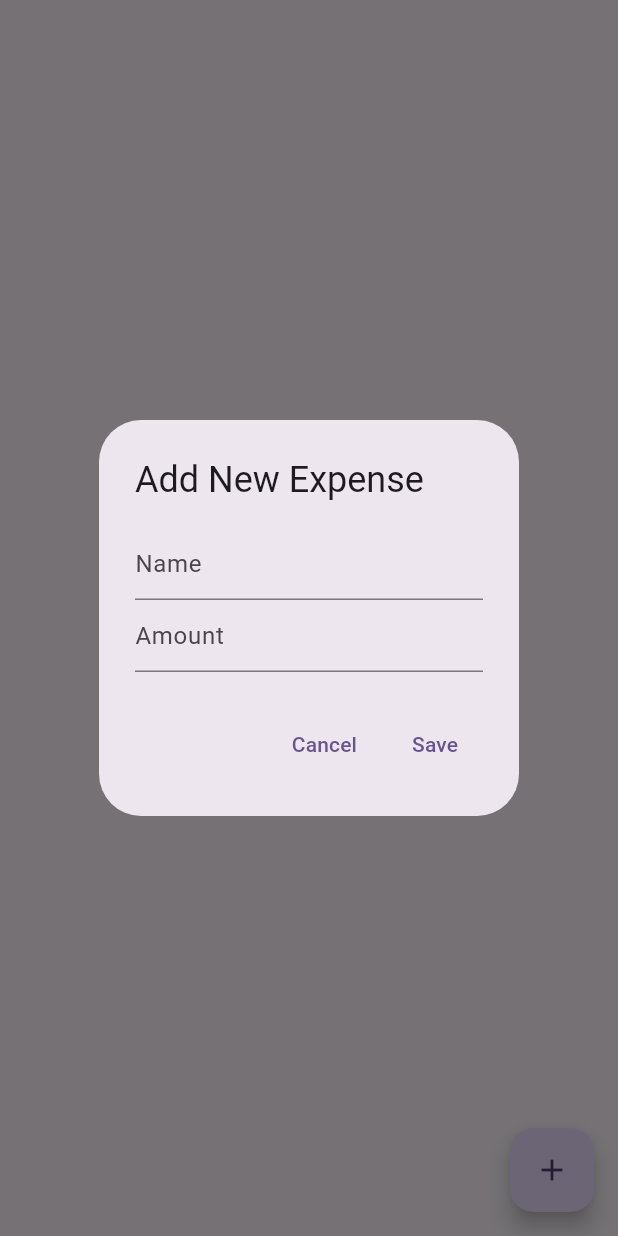
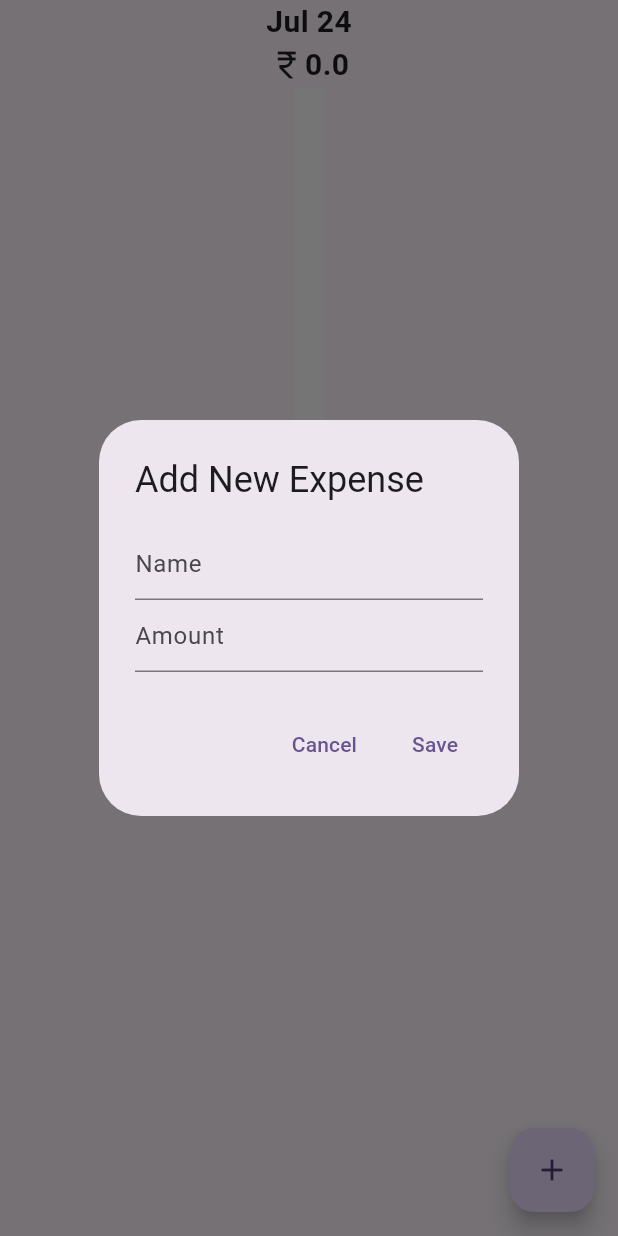
Before and after one commit to saalim199/expense_tracker_app, a Flutter app: the screen it shows after launch, after a tap on the "add" icon, on a phone screen of 412 x 824 dp. Run offline on Flutter 3.47's test engine with Material 3 defaults, Android fonts, the phone set to English and light mode, and no system bars; drawn by our look-alikes of fl_chart; our stand-ins replace flutter_bloc, flutter_slidable, isar; accounts and stored records are empty; generated files the repository leaves out were written again.

Commit message:
chore: Add fl_chart and intl dependencies and some other features

```diff
--- /dev/null
+++ b/lib/bloc/expense bloc/expense_bloc.dart
@@ -0,0 +1,96 @@
+import 'package:expense_tracker_app/data/provider/data_provider.dart';
+import 'package:expense_tracker_app/model/expense.dart';
+import 'package:flutter/foundation.dart';
+import 'package:flutter_bloc/flutter_bloc.dart';
+
+part 'expense_event.dart';
+part 'expense_state.dart';
+
+class ExpenseBloc extends Bloc<ExpenseEvent, ExpenseState> {
+  ExpenseBloc() : super(ExpenseInitial()) {
+    on<CreateExpense>((event, emit) async {
+      emit(ExpenseLoading());
+      try {
+        await DataProvider().createNewExpense(event.newExpense);
+        final expenses = await DataProvider()
+            .getExpensesByMonth(DateTime.now().year, DateTime.now().month);
+        final totalExpense = expenses.fold<double>(
+            0, (previousValue, element) => previousValue + element.amount);
+        emit(ExpenseLoaded(
+          expenses: expenses,
+          totalExpense: totalExpense,
+          month: DateTime.now().month,
+          year: DateTime.now().year,
+        ));
+      } catch (e) {
+        emit(ExpenseError(e.toString()));
+      }
+    });
+
+    // on<ReadAllExpenses>((event, emit) async {
+    //   emit(ExpenseLoading());
+    //   try {
+    //     emit(ExpenseLoaded(expenses: await DataProvider().getAllExpenses()));
+    //   } catch (e) {
+    //     emit(ExpenseError(e.toString()));
+    //   }
+    // });
+
+    on<UpdateExpense>((event, emit) async {
+      emit(ExpenseLoading());
+      try {
+        await DataProvider()
+            .updateExpense(event.expense.id, event.updatedExpense);
+        final expenses = await DataProvider().getExpensesByMonth(
+            event.expense.date.year, event.expense.date.month);
+        final totalExpense = expenses.fold<double>(
+            0, (previousValue, element) => previousValue + element.amount);
+        emit(ExpenseLoaded(
+          expenses: expenses,
+          totalExpense: totalExpense,
+          month: event.expense.date.month,
+          year: event.expense.date.year,
+        ));
+      } catch (e) {
+        emit(ExpenseError(e.toString()));
+      }
+    });
+
+    on<DeleteExpense>((event, emit) async {
+      emit(ExpenseLoading());
+      try {
+        await DataProvider().deleteExpense(event.expense.id);
+        final expenses = await DataProvider().getExpensesByMonth(
+            event.expense.date.year, event.expense.date.month);
+        final totalExpense = expenses.fold<double>(
+            0, (previousValue, element) => previousValue + element.amount);
+        emit(ExpenseLoaded(
+          expenses: expenses,
+          totalExpense: totalExpense,
+          month: event.expense.date.month,
+          year: event.expense.date.year,
+        ));
+      } catch (e) {
+        emit(ExpenseError(e.toString()));
+      }
+    });
+
+    on<ReadMonthExpesnes>((event, emit) async {
+      emit(ExpenseLoading());
+      try {
+        final expenses =
+            await DataProvider().getExpensesByMonth(event.year, event.month);
+        final totalExpense = expenses.fold<double>(
+            0, (previousValue, element) => previousValue + element.amount);
+        emit(ExpenseLoaded(
+          expenses: expenses,
+          totalExpense: totalExpense,
+          month: event.month,
+          year: event.year,
+        ));
+      } catch (e) {
+        emit(ExpenseError(e.toString()));
+      }
+    });
+  }
+}
--- /dev/null
+++ b/lib/bloc/expense bloc/expense_event.dart
@@ -0,0 +1,31 @@
+part of 'expense_bloc.dart';
+
+@immutable
+sealed class ExpenseEvent {}
+
+class CreateExpense extends ExpenseEvent {
+  final Expense newExpense;
+
+  CreateExpense(this.newExpense);
+}
+
+// class ReadAllExpenses extends ExpenseEvent {}
+
+class UpdateExpense extends ExpenseEvent {
+  final Expense expense;
+  final Expense updatedExpense;
+
+  UpdateExpense({required this.expense, required this.updatedExpense});
+}
+
+class DeleteExpense extends ExpenseEvent {
+  final Expense expense;
+
+  DeleteExpense({required this.expense});
+}
+
+class ReadMonthExpesnes extends ExpenseEvent {
+  final int year;
+  final int month;
+  ReadMonthExpesnes({required this.year, required this.month});
+}
--- a/lib/bloc/expense_state.dart
+++ b/lib/bloc/expense bloc/expense_state.dart
@@ -9,8 +9,14 @@ final class ExpenseLoading extends ExpenseState {}
 
 final class ExpenseLoaded extends ExpenseState {
   final List<Expense> expenses;
-
-  ExpenseLoaded({required this.expenses});
+  final double totalExpense;
+  final int month;
+  final int year;
+  ExpenseLoaded(
+      {required this.month,
+      required this.year,
+      required this.totalExpense,
+      required this.expenses});
 }
 
 final class ExpenseError extends ExpenseState {
--- a/lib/bloc/expense_bloc.dart
+++ /dev/null
@@ -1,50 +0,0 @@
-import 'package:expense_tracker_app/data/provider/data_provider.dart';
-import 'package:expense_tracker_app/model/expense.dart';
-import 'package:flutter/foundation.dart';
-import 'package:flutter_bloc/flutter_bloc.dart';
-
-part 'expense_event.dart';
-part 'expense_state.dart';
-
-class ExpenseBloc extends Bloc<ExpenseEvent, ExpenseState> {
-  ExpenseBloc() : super(ExpenseInitial()) {
-    on<CreateExpense>((event, emit) async {
-      emit(ExpenseLoading());
-      try {
-        await DataProvider().createNewExpense(event.newExpense);
-        emit(ExpenseLoaded(expenses: await DataProvider().getAllExpenses()));
-      } catch (e) {
-        emit(ExpenseError(e.toString()));
-      }
-    });
-
-    on<ReadAllExpenses>((event, emit) async {
-      emit(ExpenseLoading());
-      try {
-        emit(ExpenseLoaded(expenses: await DataProvider().getAllExpenses()));
-      } catch (e) {
-        emit(ExpenseError(e.toString()));
-      }
-    });
-
-    on<UpdateExpense>((event, emit) async {
-      emit(ExpenseLoading());
-      try {
-        await DataProvider().updateExpense(event.id, event.updatedExpense);
-        emit(ExpenseLoaded(expenses: await DataProvider().getAllExpenses()));
-      } catch (e) {
-        emit(ExpenseError(e.toString()));
-      }
-    });
-
-    on<DeleteExpense>((event, emit) async {
-      emit(ExpenseLoading());
-      try {
-        await DataProvider().deleteExpense(event.id);
-        emit(ExpenseLoaded(expenses: await DataProvider().getAllExpenses()));
-      } catch (e) {
-        emit(ExpenseError(e.toString()));
-      }
-    });
-  }
-}
--- a/lib/bloc/expense_event.dart
+++ /dev/null
@@ -1,25 +0,0 @@
-part of 'expense_bloc.dart';
-
-@immutable
-sealed class ExpenseEvent {}
-
-class CreateExpense extends ExpenseEvent {
-  final Expense newExpense;
-
-  CreateExpense(this.newExpense);
-}
-
-class ReadAllExpenses extends ExpenseEvent {}
-
-class UpdateExpense extends ExpenseEvent {
-  final int id;
-  final Expense updatedExpense;
-
-  UpdateExpense({required this.id, required this.updatedExpense});
-}
-
-class DeleteExpense extends ExpenseEvent {
-  final int id;
-
-  DeleteExpense({required this.id});
-}
--- /dev/null
+++ b/lib/bloc/graph bloc/graph_bloc.dart
@@ -0,0 +1,22 @@
+import 'package:expense_tracker_app/data/provider/data_provider.dart';
+import 'package:flutter_bloc/flutter_bloc.dart';
+import 'package:flutter/foundation.dart';
+
+part 'graph_event.dart';
+part 'graph_state.dart';
+
+class GraphBloc extends Bloc<GraphEvent, GraphState> {
+  GraphBloc() : super(GraphInitial()) {
+    on<GetGraphData>((event, emit) async {
+      emit(GraphLoading());
+      try {
+        final monthlyTotal = await DataProvider().calculateMonthlyTotal();
+        final startMonth = await DataProvider().getStartMonth();
+        final startYear = await DataProvider().getStartYear();
+        emit(GraphLoaded(monthlyTotal, startMonth, startYear));
+      } catch (e) {
+        emit(GraphError(e.toString()));
+      }
+    });
+  }
+}
--- /dev/null
+++ b/lib/bloc/graph bloc/graph_event.dart
@@ -0,0 +1,6 @@
+part of 'graph_bloc.dart';
+
+@immutable
+sealed class GraphEvent {}
+
+class GetGraphData extends GraphEvent {}
--- /dev/null
+++ b/lib/bloc/graph bloc/graph_state.dart
@@ -0,0 +1,22 @@
+part of 'graph_bloc.dart';
+
+@immutable
+sealed class GraphState {}
+
+final class GraphInitial extends GraphState {}
+
+final class GraphLoading extends GraphState {}
+
+final class GraphLoaded extends GraphState {
+  final Map<int, double> monthlyTotal;
+  final int startMonth;
+  final int startYear;
+
+  GraphLoaded(this.monthlyTotal, this.startMonth, this.startYear);
+}
+
+final class GraphError extends GraphState {
+  final String message;
+
+  GraphError(this.message);
+}
--- a/lib/data/provider/data_provider.dart
+++ b/lib/data/provider/data_provider.dart
@@ -20,6 +20,14 @@ class DataProvider {
     return await isar.expenses.where().findAll();
   }
 
+  Future<List<Expense>> getExpensesByMonth(int year, int month) async {
+    return await isar.expenses
+        .where()
+        .filter()
+        .dateBetween(DateTime(year, month, 1), DateTime(year, month + 1, 1))
+        .findAll();
+  }
+
   Future<void> updateExpense(int id, Expense updatedExpense) async {
     updatedExpense.id = id;
     await isar.writeTxn(() {
@@ -32,4 +40,47 @@ class DataProvider {
       return isar.expenses.delete(id);
     });
   }
+
+  Future<Map<int, double>> calculateMonthlyTotal() async {
+    final expenses = await getAllExpenses();
+    Map<int, double> monthlyTotal = {};
+    int startYear = await getStartYear();
+    for (var expense in expenses) {
+      int month = expense.date.month;
+      int year = expense.date.year;
+      if (year < startYear) {
+        continue;
+      }
+      month += (year - startYear) * 12;
+      if (!monthlyTotal.containsKey(month)) {
+        monthlyTotal[month] = 0;
+      }
+      monthlyTotal[month] = monthlyTotal[month]! + expense.amount;
+    }
+    return monthlyTotal;
+  }
+
+  Future<int> getStartMonth() async {
+    final expenses = await getAllExpenses();
+    if (expenses.isEmpty) {
+      return DateTime.now().month;
+    }
+    expenses.sort(
+      (a, b) => a.date.compareTo(b.date),
+    );
+
+    return expenses.first.date.month;
+  }
+
+  Future<int> getStartYear() async {
+    final expenses = await getAllExpenses();
+    if (expenses.isEmpty) {
+      return DateTime.now().year;
+    }
+    expenses.sort(
+      (a, b) => a.date.compareTo(b.date),
+    );
+
+    return expenses.first.date.year;
+  }
 }
--- /dev/null
+++ b/lib/graph/bar_graph.dart
@@ -0,0 +1,162 @@
+import 'package:expense_tracker_app/bloc/expense%20bloc/expense_bloc.dart';
+import 'package:expense_tracker_app/graph/individual_bar.dart';
+import 'package:fl_chart/fl_chart.dart';
+import 'package:flutter/material.dart';
+import 'package:flutter_bloc/flutter_bloc.dart';
+
+class BarGraph extends StatefulWidget {
+  final List<double> monthlySummary;
+  final int startMonth;
+  final int startYear;
+  const BarGraph(
+      {super.key,
+      required this.monthlySummary,
+      required this.startMonth,
+      required this.startYear});
+
+  @override
+  State<StatefulWidget> createState() => _BarGraphState();
+}
+
+class _BarGraphState extends State<BarGraph> {
+  List<IndividualBar> barsData = [];
+
+  Map<int, String> monthMap = {
+    0: 'Jan',
+    1: 'Feb',
+    2: 'Mar',
+    3: 'Apr',
+    4: 'May',
+    5: 'Jun',
+    6: 'Jul',
+    7: 'Aug',
+    8: 'Sep',
+    9: 'Oct',
+    10: 'Nov',
+    11: 'Dec',
+  };
+
+  void initializeBarsData() {
+    barsData = List.generate(
+      widget.monthlySummary.length,
+      (index) => IndividualBar(
+        x: index,
+        y: widget.monthlySummary[index],
+      ),
+    );
+  }
+
+  double calculateMaxValue() {
+    double max = 500;
+    widget.monthlySummary.sort();
+    if (widget.monthlySummary.isNotEmpty) {
+      max = widget.monthlySummary.last * 1.05;
+    }
+    if (max < 500) {
+      return 500;
+    } else {
+      return max;
+    }
+  }
+
+  @override
+  Widget build(BuildContext context) {
+    initializeBarsData();
+    double barWidth = 20;
+    double spaceBetweenBars = 15;
+    return SingleChildScrollView(
+      scrollDirection: Axis.horizontal,
+      child: Padding(
+        padding: const EdgeInsets.symmetric(horizontal: 25),
+        child: SizedBox(
+          width: barWidth * barsData.length +
+              spaceBetweenBars * (barsData.length - 1),
+          child: BarChart(
+            BarChartData(
+              minY: 0,
+              maxY: calculateMaxValue(),
+              gridData: const FlGridData(show: false),
+              borderData: FlBorderData(show: false),
+              titlesData: FlTitlesData(
+                show: true,
+                topTitles:
+                    const AxisTitles(sideTitles: SideTitles(showTitles: false)),
+                leftTitles:
+                    const AxisTitles(sideTitles: SideTitles(showTitles: false)),
+                rightTitles:
+                    const AxisTitles(sideTitles: SideTitles(showTitles: false)),
+                bottomTitles: AxisTitles(
+                  sideTitles: SideTitles(
+                    showTitles: true,
+                    getTitlesWidget: getBottomTitle,
+                    reservedSize: 24,
+                  ),
+                ),
+              ),
+              barGroups: barsData
+                  .map(
+                    (data) => BarChartGroupData(
+                      x: data.x,
+                      barRods: [
+                        BarChartRodData(
+                          toY: data.y,
+                          width: 20,
+                          color: Colors.grey.shade800,
+                          borderRadius: BorderRadius.circular(4),
+                          backDrawRodData: BackgroundBarChartRodData(
+                            show: true,
+                            toY: calculateMaxValue(),
+                            color: Colors.white,
+                          ),
+                        )
+                      ],
+                    ),
+                  )
+                  .toList(),
+              alignment: BarChartAlignment.center,
+              groupsSpace: spaceBetweenBars,
+              barTouchData: BarTouchData(touchTooltipData: BarTouchTooltipData(
+                getTooltipItem: (group, groupIndex, rod, rodIndex) {
+                  final month = monthMap[
+                          (group.x.toInt() + widget.startMonth - 1) % 12] ??
+                      '';
+                  final expense = rod.toY.toString();
+                  return BarTooltipItem(
+                    '$month : $expense',
+                    const TextStyle(color: Colors.red),
+                  );
+                },
+              ), touchCallback:
+                  (FlTouchEvent event, BarTouchResponse? response) {
+                if (event is FlTapUpEvent && response != null) {
+                  final monthIndex = response.spot!.touchedBarGroup.x.toInt();
+                  final month = (monthIndex + widget.startMonth) % 12;
+                  final year = ((monthIndex + widget.startMonth) ~/ 12) +
+                      widget.startYear;
+                  context
+                      .read<ExpenseBloc>()
+                      .add(ReadMonthExpesnes(year: year, month: month));
+                }
+              }),
+            ),
+          ),
+        ),
+      ),
+    );
+  }
+
+  Widget getBottomTitle(double value, TitleMeta meta) {
+    const textStyle = TextStyle(
+      color: Colors.grey,
+      fontWeight: FontWeight.bold,
+      fontSize: 14,
+    );
+    String text = monthMap[(value.toInt() + widget.startMonth - 1) % 12] ?? '';
+    return SideTitleWidget(
+        axisSide: meta.axisSide,
+        child: Text(
+          text,
+          style: textStyle,
+        ));
+  }
+}
--- /dev/null
+++ b/lib/graph/individual_bar.dart
@@ -0,0 +1,9 @@
+class IndividualBar {
+  final int x;
+  final double y;
+
+  IndividualBar({
+    required this.x,
+    required this.y,
+  });
+}
--- a/lib/main.dart
+++ b/lib/main.dart
@@ -1,4 +1,5 @@
-import 'package:expense_tracker_app/bloc/expense_bloc.dart';
+import 'package:expense_tracker_app/bloc/expense%20bloc/expense_bloc.dart';
+import 'package:expense_tracker_app/bloc/graph%20bloc/graph_bloc.dart';
 import 'package:expense_tracker_app/data/provider/data_provider.dart';
 import 'package:expense_tracker_app/presentation/screens/home_page.dart';
 import 'package:flutter/material.dart';
@@ -15,9 +16,13 @@ class MyApp extends StatelessWidget {
 
   @override
   Widget build(BuildContext context) {
-    return BlocProvider(
-      create: (context) => ExpenseBloc(),
+    return MultiBlocProvider(
+      providers: [
+        BlocProvider(create: (context) => ExpenseBloc()),
+        BlocProvider(create: (context) => GraphBloc()),
+      ],
       child: MaterialApp(
+        debugShowCheckedModeBanner: false,
         title: 'Flutter Demo',
         theme: ThemeData(
           colorScheme: ColorScheme.fromSeed(seedColor: Colors.deepPurple),
--- a/lib/presentation/screens/home_page.dart
+++ b/lib/presentation/screens/home_page.dart
@@ -1,10 +1,11 @@
-import 'dart:math';
-
-import 'package:expense_tracker_app/bloc/expense_bloc.dart';
+import 'package:expense_tracker_app/bloc/expense%20bloc/expense_bloc.dart';
+import 'package:expense_tracker_app/bloc/graph%20bloc/graph_bloc.dart';
+import 'package:expense_tracker_app/graph/bar_graph.dart';
 import 'package:expense_tracker_app/model/expense.dart';
 import 'package:expense_tracker_app/presentation/widgets/my_list_tile.dart';
 import 'package:flutter/material.dart';
 import 'package:flutter_bloc/flutter_bloc.dart';
+import 'package:intl/intl.dart';
 
 class HomePage extends StatefulWidget {
   const HomePage({super.key});
@@ -19,7 +20,9 @@ class _HomePageState extends State<HomePage> {
 
   @override
   void initState() {
-    context.read<ExpenseBloc>().add(ReadAllExpenses());
+    context.read<GraphBloc>().add(GetGraphData());
+    context.read<ExpenseBloc>().add(ReadMonthExpesnes(
+        year: DateTime.now().year, month: DateTime.now().month));
     super.initState();
   }
 
@@ -118,7 +121,7 @@ class _HomePageState extends State<HomePage> {
                 if (nameController.text.isNotEmpty &&
                     amountController.text.isNotEmpty) {
                   context.read<ExpenseBloc>().add(UpdateExpense(
-                      id: expense.id,
+                      expense: expense,
                       updatedExpense: Expense(
                         name: nameController.text,
                         amount: double.parse(amountController.text),
@@ -139,7 +142,7 @@ class _HomePageState extends State<HomePage> {
     );
   }
 
-  void openDeleteBox(int id) {
+  void openDeleteBox(Expense expense) {
     showDialog(
       context: context,
       builder: (context) => AlertDialog(
@@ -155,7 +158,7 @@ class _HomePageState extends State<HomePage> {
               backgroundColor: Colors.red,
             ),
             onPressed: () {
-              context.read<ExpenseBloc>().add(DeleteExpense(id: id));
+              context.read<ExpenseBloc>().add(DeleteExpense(expense: expense));
               Navigator.of(context).pop();
             },
             child: const Text('Delete'),
@@ -172,7 +175,79 @@ class _HomePageState extends State<HomePage> {
           onPressed: openNewExpenseBox,
           child: const Icon(Icons.add),
         ),
-      body: BlocBuilder<ExpenseBloc, ExpenseState>(
+        body: SafeArea(
+          child: Column(
+            children: [
+              BlocBuilder<ExpenseBloc, ExpenseState>(
+                builder: (context, state) {
+                  if (state is ExpenseLoaded) {
+                    return Column(
+                      children: [
+                        Text(
+                            DateFormat('MMM yy')
+                                .format(DateTime(state.year, state.month, 1)),
+                            style: const TextStyle(
+                              fontSize: 20,
+                              fontWeight: FontWeight.bold,
+                            )),
+                        Row(
+                          mainAxisAlignment: MainAxisAlignment.center,
+                          children: [
+                            const Icon(Icons.currency_rupee),
+                            Text(
+                              state.totalExpense.toString(),
+                              style: const TextStyle(
+                                fontSize: 20,
+                                fontWeight: FontWeight.bold,
+                              ),
+                            ),
+                          ],
+                        )
+                      ],
+                    );
+                  }
+                  return const SizedBox();
+                },
+              ),
+              BlocBuilder<GraphBloc, GraphState>(
+                builder: (context, state) {
+                  if (state is GraphError) {
+                    return Center(
+                      child: Text(state.message),
+                    );
+                  }
+                  if (state is GraphLoading) {
+                    return const Center(
+                      child: CircularProgressIndicator(),
+                    );
+                  }
+                  if (state is GraphLoaded) {
+                    int startMonth = state.startMonth;
+                    int startYear = state.startYear;
+                    int currentMonth = DateTime.now().month;
+                    int currentYear = DateTime.now().year;
+
+                    int monthCount = (currentYear - startYear) * 12 +
+                        currentMonth -
+                        startMonth +
+                        1;
+                    final monthlyTotal = state.monthlyTotal;
+                    List<double> monthlySummary = List.generate(monthCount,
+                        (index) => monthlyTotal[startMonth + index] ?? 0.0);
+                    return SizedBox(
+                      height: 250,
+                      child: BarGraph(
+                        monthlySummary: monthlySummary,
+                        startMonth: startMonth,
+                        startYear: startYear,
+                      ),
+                    );
+                  }
+                  return const SizedBox();
+                },
+              ),
+              Expanded(
+                child: BlocBuilder<ExpenseBloc, ExpenseState>(
                   builder: (context, state) {
                     if (state is ExpenseError) {
                       return Center(
@@ -185,6 +260,7 @@ class _HomePageState extends State<HomePage> {
                       );
                     }
                     if (state is ExpenseLoaded) {
+                      context.read<GraphBloc>().add(GetGraphData());
                       return ListView.builder(
                         itemCount: state.expenses.length,
                         itemBuilder: (context, index) {
@@ -192,8 +268,24 @@ class _HomePageState extends State<HomePage> {
                           return MyListTile(
                             title: expense.name,
                             trailing: expense.amount.toString(),
-                  onEditPressed: (context) => openEditBox(expense),
-                  onDeletePressed: (context) => openDeleteBox(expense.id),
+                            onEditPressed: (expense.date.month ==
+                                        DateTime.now().month &&
+                                    expense.date.year == DateTime.now().year)
+                                ? (context) => openEditBox(expense)
+                                : (context) => ScaffoldMessenger.of(context)
+                                        .showSnackBar(const SnackBar(
+                                      content: Text(
+                                          'You can only edit expenses of the current month'),
+                                    )),
+                            onDeletePressed: (expense.date.month ==
+                                        DateTime.now().month &&
+                                    expense.date.year == DateTime.now().year)
+                                ? (context) => openDeleteBox(expense)
+                                : (context) => ScaffoldMessenger.of(context)
+                                        .showSnackBar(const SnackBar(
+                                      content: Text(
+                                          'You can only delete expenses of the current month'),
+                                    )),
                           );
                         },
                       );
@@ -201,6 +293,9 @@ class _HomePageState extends State<HomePage> {
                     return const SizedBox();
                   },
                 ),
-    );
+              )
+            ],
+          ),
+        ));
   }
 }
--- a/pubspec.yaml
+++ b/pubspec.yaml
@@ -30,11 +30,13 @@ environment:
 dependencies:
   build_runner: ^2.4.11
   cupertino_icons: ^1.0.6
+  fl_chart: ^0.68.0
   flutter:
     sdk: flutter
   flutter_bloc: ^8.1.6
   flutter_slidable: ^3.1.1
   hive_generator: ^2.0.1
+  intl: ^0.19.0
   isar: ^3.1.0+1
   isar_flutter_libs: ^3.1.0+1
   isar_generator: ^3.1.0+1
```
Also changed, not shown: 1 other file. Lines whose indentation alone changed are shown as unchanged.
